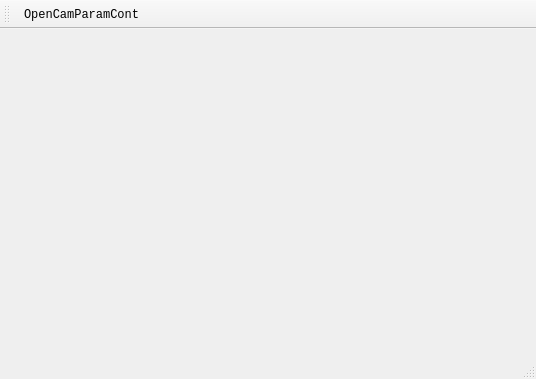
Before: the Qt Designer form src/mainwindow.ui in somabuggy2020/ONGAProject, drawn with Qt 5.
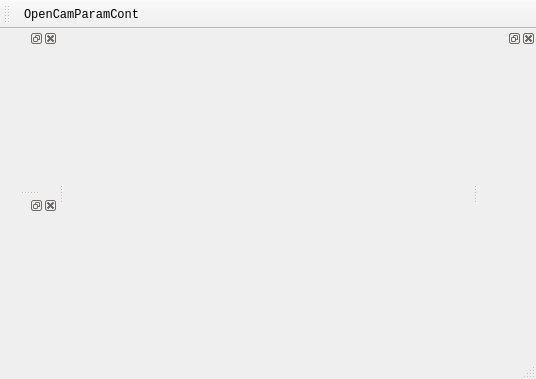
After: the same form once the commit is applied.

```diff
--- a/src/mainwindow.ui
+++ b/src/mainwindow.ui
@@ -60,6 +60,24 @@
    </attribute>
    <addaction name="actOpenCamParamCont"/>
   </widget>
+  <widget class="QDockWidget" name="dwControlPanel">
+   <attribute name="dockWidgetArea">
+    <number>2</number>
+   </attribute>
+   <widget class="QWidget" name="dockWidgetContents"/>
+  </widget>
+  <widget class="QDockWidget" name="dwImgRGB">
+   <attribute name="dockWidgetArea">
+    <number>1</number>
+   </attribute>
+   <widget class="QWidget" name="dockWidgetContents_2"/>
+  </widget>
+  <widget class="QDockWidget" name="dwImgAlignedRGB">
+   <attribute name="dockWidgetArea">
+    <number>1</number>
+   </attribute>
+   <widget class="QWidget" name="dockWidgetContents_3"/>
+  </widget>
   <action name="actOpenCamParamCont">
    <property name="text">
     <string>OpenCamParamCont</string>
```
